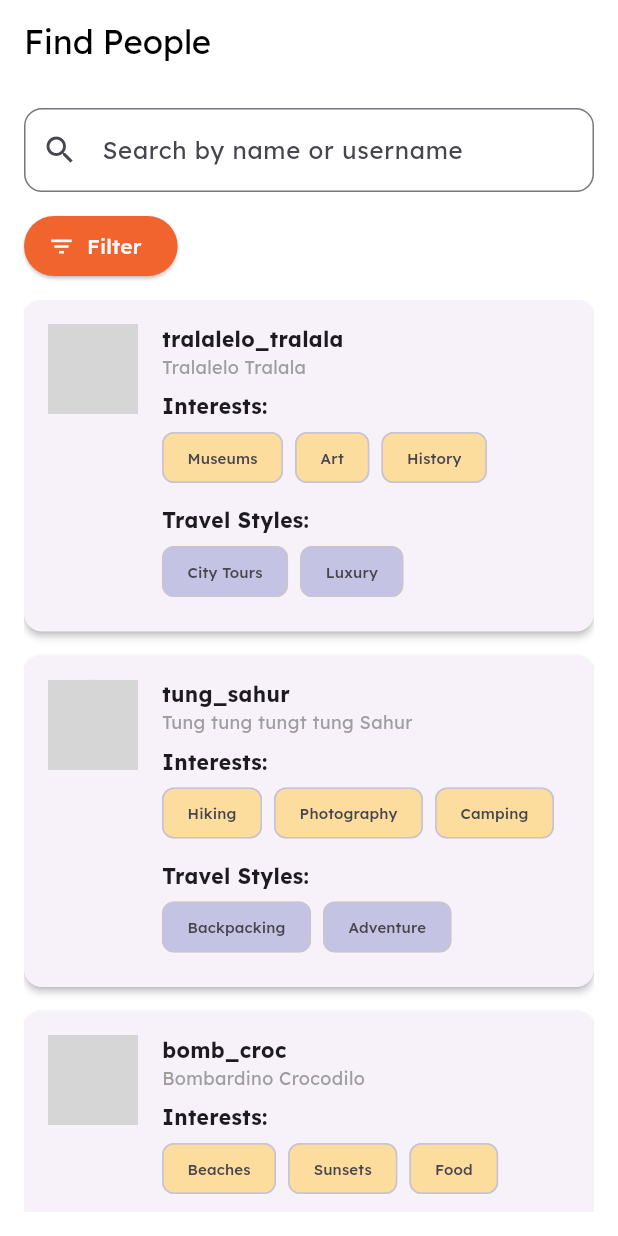
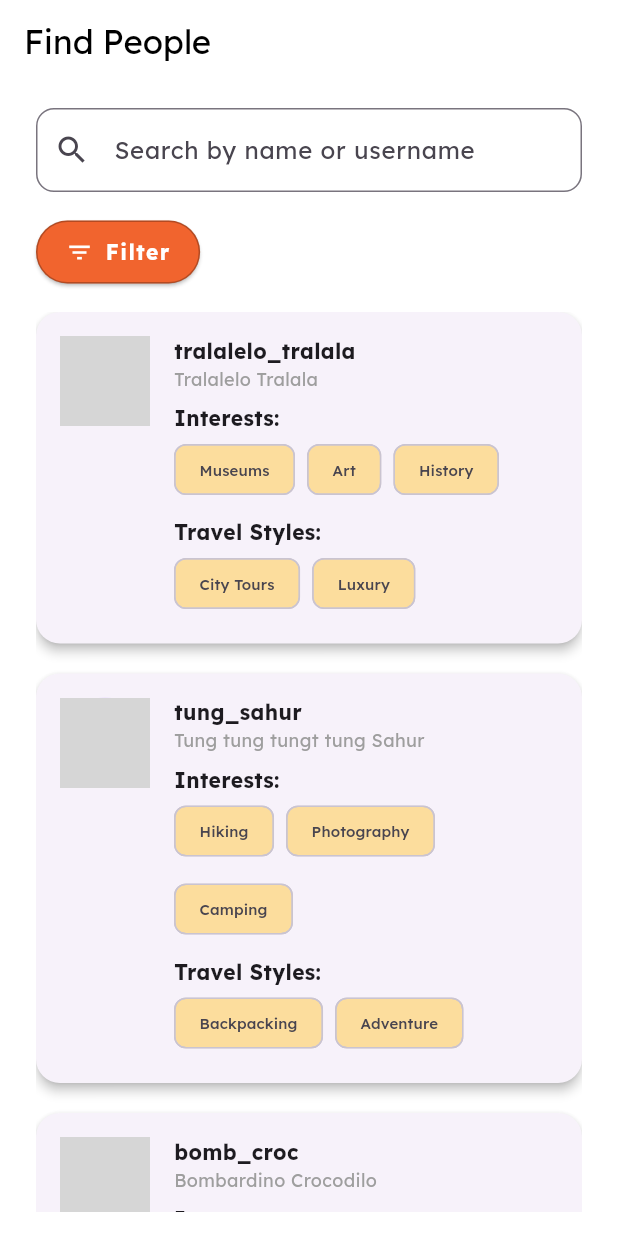
Before and after one commit to jpcabatingan/HaoFar_TravelApp, a Flutter app: the Friends screen opened by its route, on a phone screen of 412 x 824 dp. Run offline on Flutter 3.47's test engine with Material 3 defaults, Android fonts, the phone set to English and light mode, and no system bars; our stand-ins replace cloud_firestore, firebase_auth, firebase_core, google_fonts, image_picker; accounts and stored records are empty; generated files the repository leaves out were written again; network calls fail; grey boxes are pictures that could not be loaded.

Commit message:
ui: updated the ui for profile and friends pages to match the design of sign up page

```diff
--- a/project/lib/screens/friends/friends.dart
+++ b/project/lib/screens/friends/friends.dart
@@ -1,4 +1,5 @@
 import 'package:flutter/material.dart';
+import 'package:google_fonts/google_fonts.dart';
 
 class Friends extends StatelessWidget {
   const Friends({super.key});
@@ -32,51 +33,66 @@ class Friends extends StatelessWidget {
       }
     ];
 
+    final Color highlightColor = const Color(0xFFF1642E);
+    final Color chipColor = const Color(0xFFFCDD9D);
+
     return Scaffold(
       backgroundColor: Colors.white,
       appBar: AppBar(
-        title: const Text('Find People', style: TextStyle(color: Colors.black)),
+        title: Text('Find People', style: GoogleFonts.lexend(color: Colors.black)),
         backgroundColor: Colors.white,
         elevation: 0,
         automaticallyImplyLeading: false,
       ),
       body: Padding(
-        padding: const EdgeInsets.all(16),
+        padding: const EdgeInsets.symmetric(horizontal: 24, vertical: 16),
         child: Column(
           children: [
             TextField(
+              style: GoogleFonts.lexend(),
               decoration: InputDecoration(
                 hintText: 'Search by name or username',
+                hintStyle: GoogleFonts.lexend(),
                 prefixIcon: const Icon(Icons.search),
                 border: OutlineInputBorder(
                   borderRadius: BorderRadius.circular(12),
                 ),
               ),
             ),
-            const SizedBox(height: 12),
+            const SizedBox(height: 16),
             Align(
               alignment: Alignment.centerLeft,
               child: ElevatedButton.icon(
                 onPressed: () {},
                 icon: const Icon(Icons.filter_list),
-                label: const Text("Filter"),
+                label: Text("Filter", style: GoogleFonts.lexend()),
                 style: ElevatedButton.styleFrom(
-                  backgroundColor: const Color(0xFFF1642E),
+                  backgroundColor: highlightColor,
                   foregroundColor: Colors.white,
+                  shape: RoundedRectangleBorder(
+                    borderRadius: BorderRadius.circular(30),
+                    side: const BorderSide(color: Colors.black26, width: 1),
+                  ),
+                  padding: const EdgeInsets.symmetric(horizontal: 20, vertical: 12),
+                  textStyle: const TextStyle(
+                    fontWeight: FontWeight.bold,
+                    letterSpacing: 1,
+                  ),
                 ),
               ),
             ),
-            const SizedBox(height: 12),
+            const SizedBox(height: 16),
             Expanded(
               child: ListView.builder(
                 itemCount: users.length,
                 itemBuilder: (context, index) {
                   final user = users[index];
                   return Card(
-                    margin: const EdgeInsets.only(bottom: 16),
+                    margin: const EdgeInsets.only(bottom: 20),
                     shape: RoundedRectangleBorder(
-                        borderRadius: BorderRadius.circular(12)),
-                    elevation: 2,
+                      borderRadius: BorderRadius.circular(16),
+                    ),
+                    elevation: 3,
                     child: Padding(
                       padding: const EdgeInsets.all(16),
                       child: Row(
@@ -92,38 +108,46 @@ class Friends extends StatelessWidget {
                               crossAxisAlignment: CrossAxisAlignment.start,
                               children: [
                                 Text(user['username'],
-                                    style: const TextStyle(
-                                        fontWeight: FontWeight.bold, fontSize: 14)),
+                                    style: GoogleFonts.lexend(
+                                      fontSize: 14,
+                                      fontWeight: FontWeight.bold,
+                                    )),
                                 Text(user['name'],
-                                    style: const TextStyle(
-                                        fontSize: 12, color: Colors.grey)),
+                                    style: GoogleFonts.lexend(
+                                      fontSize: 12,
+                                      color: Colors.grey,
+                                    )),
                                 const SizedBox(height: 8),
-                                const Text("Interests:",
-                                    style: TextStyle(fontWeight: FontWeight.bold)),
+                                Text("Interests:",
+                                    style: GoogleFonts.lexend(
+                                      fontWeight: FontWeight.bold,
+                                    )),
                                 Wrap(
                                   spacing: 8,
                                   runSpacing: 4,
                                   children: user['interests']
                                       .map<Widget>((item) => Chip(
                                             label: Text(item,
-                                                style: const TextStyle(fontSize: 10)),
-                                            backgroundColor:
-                                                const Color(0xFFFCDD9D),
+                                                style: GoogleFonts.lexend(
+                                                    fontSize: 10)),
+                                            backgroundColor: chipColor,
                                           ))
                                       .toList(),
                                 ),
                                 const SizedBox(height: 8),
-                                const Text("Travel Styles:",
-                                    style: TextStyle(fontWeight: FontWeight.bold)),
+                                Text("Travel Styles:",
+                                    style: GoogleFonts.lexend(
+                                      fontWeight: FontWeight.bold,
+                                    )),
                                 Wrap(
                                   spacing: 8,
                                   runSpacing: 4,
                                   children: user['travelStyles']
                                       .map<Widget>((item) => Chip(
                                             label: Text(item,
-                                                style: const TextStyle(fontSize: 10)),
-                                            backgroundColor:
-                                                const Color(0xFFC4C3E3),
+                                                style: GoogleFonts.lexend(
+                                                    fontSize: 10)),
+                                            backgroundColor: chipColor,
                                           ))
                                       .toList(),
                                 ),
```
Also changed, not shown: project/lib/screens/profile/profile.dart (+132 -76 lines).
